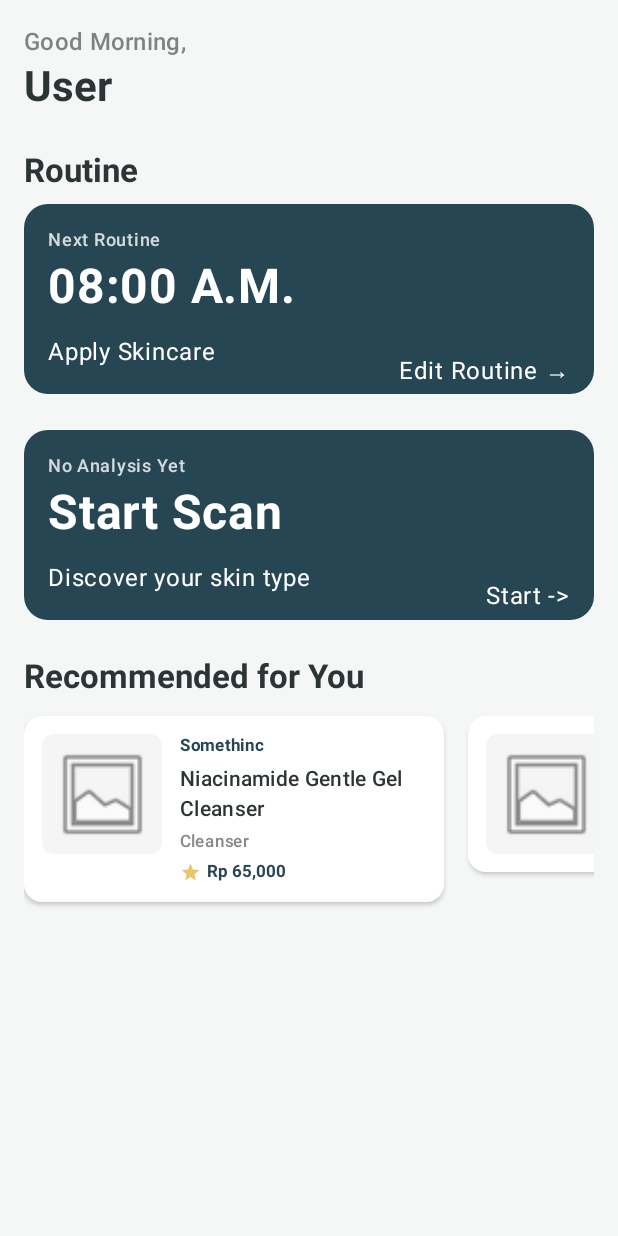
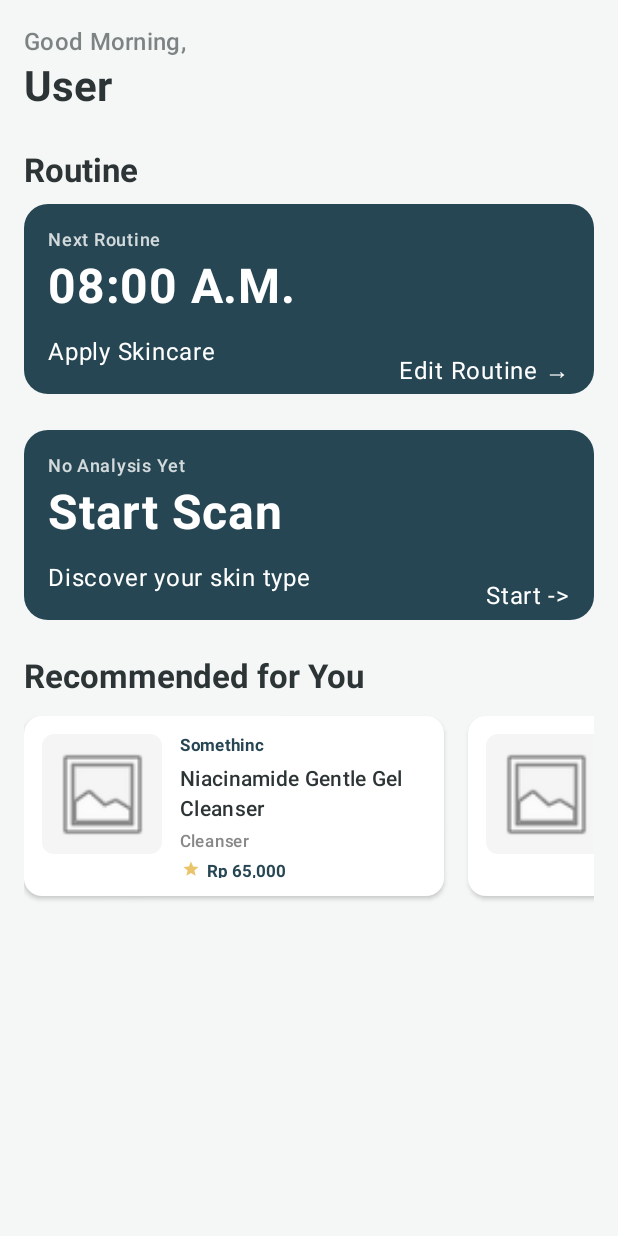
Before and after one commit to tyasprabas91/Skinovate, an Android app built with Jetpack Compose: the composable SkinovateHomeScreen shown on its own in the app's theme, on a phone screen of 412 x 824 dp. Run offline under Robolectric (Android 15) with nearby library versions, the phone set to English and light mode, and no system bars.

Commit message:
Fix: Set fixed height for product cards to ensure uniform size

```diff
--- a/app/src/main/java/com/example/skinovate/screen/HomeScreen.kt
+++ b/app/src/main/java/com/example/skinovate/screen/HomeScreen.kt
@@ -271,6 +271,7 @@ fun ProductCardItem(product: Product, onClick: () -> Unit) {
         shape = RoundedCornerShape(12.dp),
         modifier = Modifier
             .width(280.dp)
+            .height(120.dp)
             .clickable { onClick() }
     ) {
         Row(modifier = Modifier.padding(12.dp)) {
```
